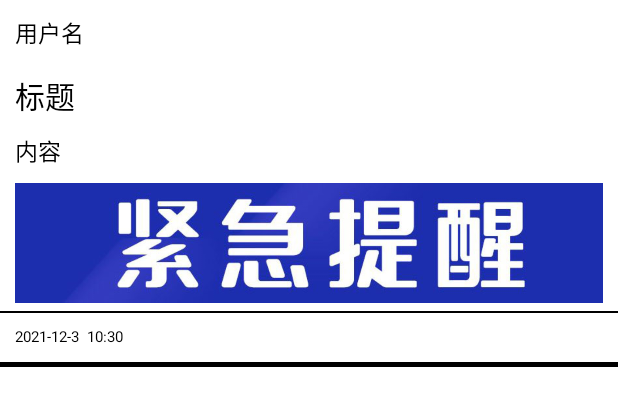
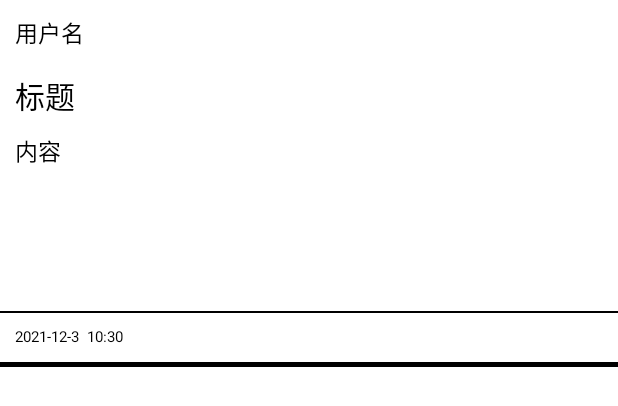
Before and after one commit to TiaTheFairy/JCircle, an Android app: the layout list_item.xml on its own in the app's theme, with its tools: preview values and no code run, on a phone screen of 412 x 824 dp. Shown: the top 406 px of the screen. Run offline under Robolectric (Android 15) with nearby library versions, the phone set to English and light mode, and no system bars.

Commit message:
news alter

```diff
--- a/app/src/main/java/com/jnu/jcircle/ui/news/ListAdapter.java
+++ b/app/src/main/java/com/jnu/jcircle/ui/news/ListAdapter.java
@@ -62,6 +62,9 @@ public class ListAdapter extends BaseAdapter{
             case "放假通知":
                 picture.setImageResource(R.drawable.rpicture4);
                 break;
+            default:
+                picture.setImageResource(R.drawable.rpicture5);
+                break;
         }
         return view;
 
--- a/app/src/main/java/com/jnu/jcircle/ui/news/new_announce.java
+++ b/app/src/main/java/com/jnu/jcircle/ui/news/new_announce.java
@@ -78,4 +78,8 @@ public class new_announce extends AppCompatActivity {
         setResult(0);
         finish();
     }
+
+    public void addImage(View view) {
+
+    }
 }
--- a/app/src/main/res/layout/list_item.xml
+++ b/app/src/main/res/layout/list_item.xml
@@ -46,8 +46,7 @@
         android:layout_marginStart="10dp"
         android:layout_marginEnd="10dp"
         android:layout_marginBottom="5dp"
-        android:scaleType="fitXY"
-        android:src="@drawable/rpicture1" />
+        android:scaleType="fitXY" />
     <View
         android:layout_width="match_parent"
         android:layout_height="1dp"
```
Also changed, not shown: app/src/main/AndroidManifest.xml (+5 -5 lines), app/src/main/res/drawable/rpicture5.jpg (added), app/src/main/res/values/strings.xml (line endings or trailing spaces).
